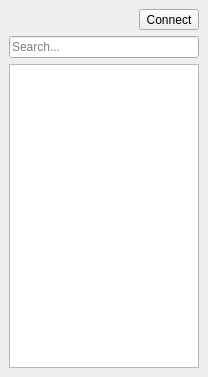
This is dialogs/dockwidget.ui in gis-support/DIVI-QGIS-Plugin as Qt 5 draws it before an edit. The edited form follows.
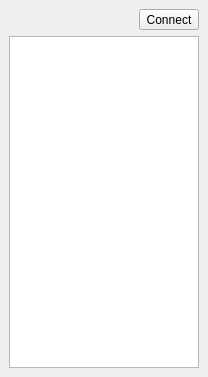
This is the edited form.

Commit message: Use QgsFilterLineEdit for search text box

Diff of the .ui file:
```diff
--- a/dialogs/dockwidget.ui
+++ b/dialogs/dockwidget.ui
@@ -53,11 +53,7 @@
      </layout>
     </item>
     <item>
-     <widget class="QLineEdit" name="eSearch">
-      <property name="placeholderText">
-       <string>Search...</string>
-      </property>
-     </widget>
+     <layout class="QVBoxLayout" name="editLayout"/>
     </item>
     <item>
      <widget class="QTreeView" name="tvData">
```
The commit also changes 1 other file.
